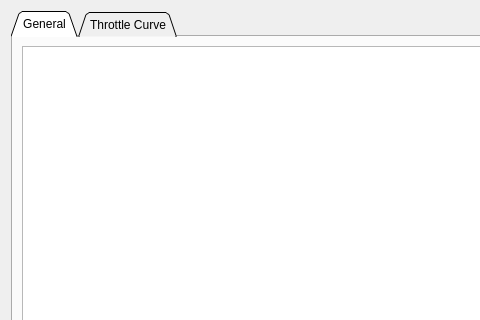
njupt-robomasters/vesc_tool-zh, file pages/pageappnunchuk.ui: the form before one commit; both pictures show x 0 to 480 and y 0 to 320 of the 647 by 476 pixel window.
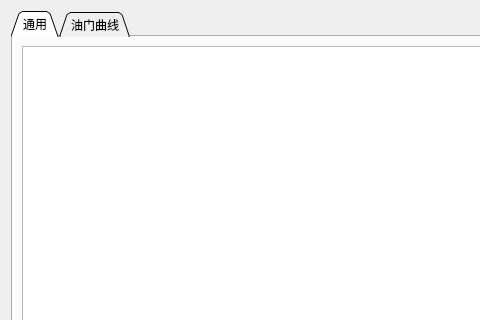
The form after the commit. Custom widgets are drawn as their Qt base class.

The edit to the form file:
```diff
--- a/pages/pageappnunchuk.ui
+++ b/pages/pageappnunchuk.ui
@@ -24,7 +24,7 @@
      </property>
      <widget class="QWidget" name="tab">
       <attribute name="title">
-       <string>General</string>
+       <string>通用</string>
       </attribute>
       <layout class="QVBoxLayout" name="verticalLayout_2">
        <item>
@@ -44,7 +44,7 @@
      </widget>
      <widget class="QWidget" name="tab_2">
       <attribute name="title">
-       <string>Throttle Curve</string>
+       <string>油门曲线</string>
       </attribute>
       <layout class="QVBoxLayout" name="verticalLayout_3">
        <item>
```
